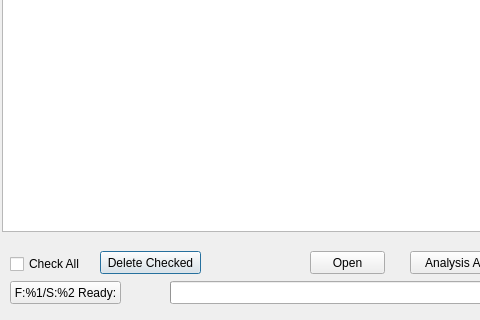
This is Dialog/openfiledialog.ui in jasonborn/HLA as Qt 5 draws it before an edit; both pictures show x 0 to 480 and y 119 to 439 of the 616 by 439 pixel window. The edited form follows.
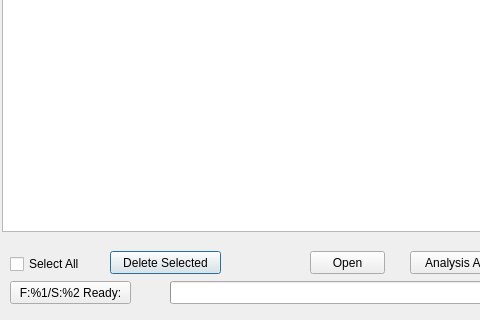
This is the edited form. Icons and pictures are not drawn.

```diff
--- a/Dialog/openfiledialog.ui
+++ b/Dialog/openfiledialog.ui
@@ -41,25 +41,25 @@
     <rect>
      <x>10</x>
      <y>375</y>
-     <width>71</width>
+     <width>91</width>
      <height>16</height>
     </rect>
    </property>
    <property name="text">
-    <string>Check All</string>
+    <string>Select All</string>
    </property>
   </widget>
   <widget class="QPushButton" name="btnDel">
    <property name="geometry">
     <rect>
-     <x>100</x>
+     <x>110</x>
      <y>370</y>
-     <width>101</width>
+     <width>111</width>
      <height>23</height>
     </rect>
    </property>
    <property name="text">
-    <string>Delete Checked</string>
+    <string>Delete Selected</string>
    </property>
   </widget>
   <widget class="QPushButton" name="btnOpen">
@@ -106,7 +106,7 @@
     <rect>
      <x>10</x>
      <y>400</y>
-     <width>111</width>
+     <width>121</width>
      <height>23</height>
     </rect>
    </property>
```
